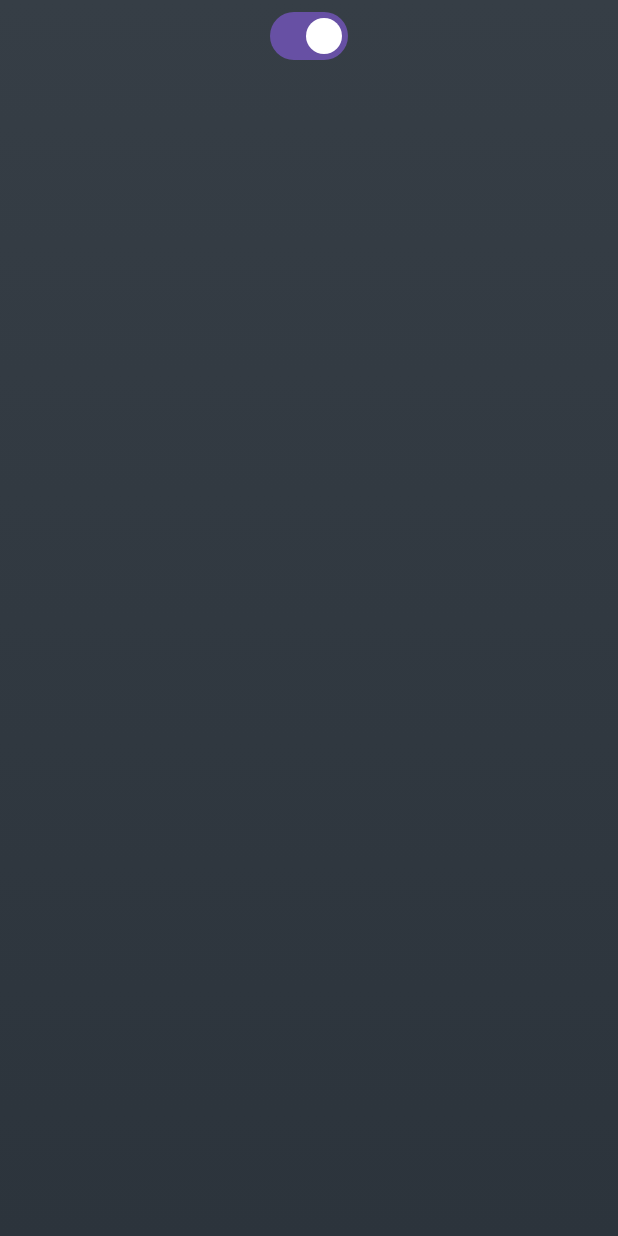
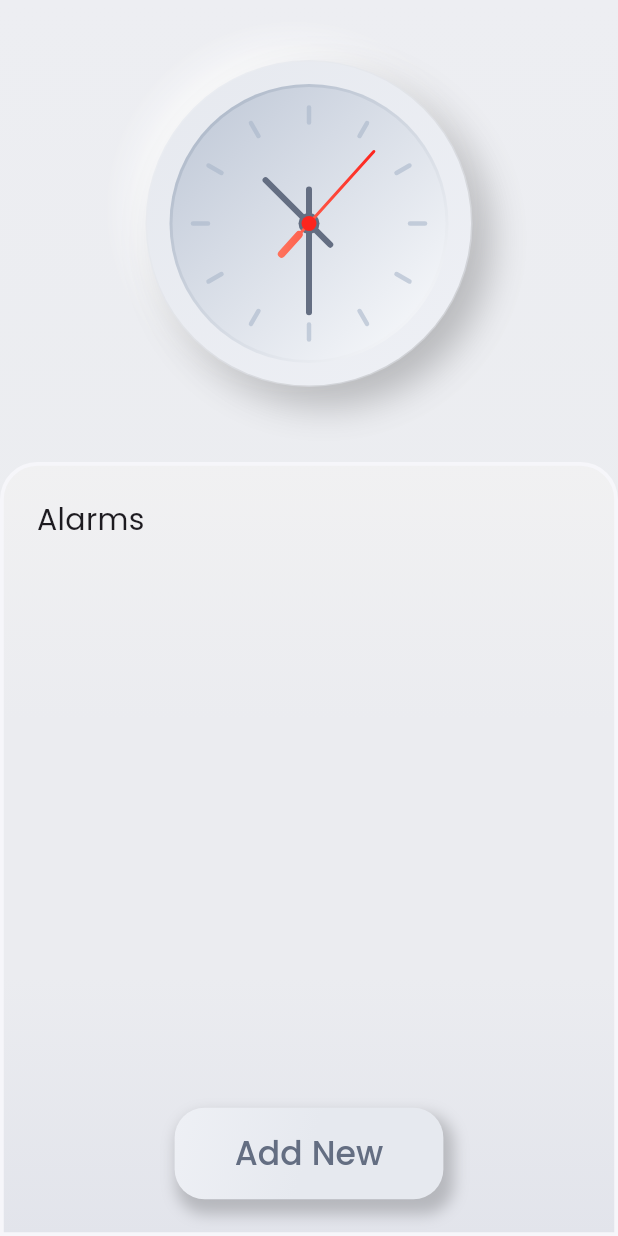
Before and after one commit to hegzo891/CognoRise-, a Flutter app: the screen it shows after launch, on a phone screen of 412 x 824 dp. Run offline on Flutter 3.47's test engine with Material 3 defaults, Android fonts, the phone set to English and light mode, and no system bars; our stand-ins replace google_fonts.

Commit message:
analog watch done

```diff
--- a/alarm/lib/Colors/MyColors.dart
+++ b/alarm/lib/Colors/MyColors.dart
@@ -2,7 +2,7 @@ import 'package:flutter/material.dart';
 
 class MyColors {
   static const scaffoldlight = LinearGradient(
-      colors: [Color(0xffEEF0F5), Color(0xffE2E4EA)],
+      colors: [Color(0xffedeef2), Color(0xffe9ebee)],
       begin: Alignment.topCenter,
       end: Alignment.bottomCenter);
 
--- a/alarm/lib/Providers/theme.dart
+++ b/alarm/lib/Providers/theme.dart
@@ -1,7 +1,7 @@
 import 'package:flutter/material.dart';
 
 class ThemeProvider extends ChangeNotifier{
-  bool dark = true;
+  bool dark = false;
 
   void toggleTheme(){
     dark = !dark;
--- a/alarm/lib/Screens/home.dart
+++ b/alarm/lib/Screens/home.dart
@@ -1,11 +1,18 @@
 import 'package:alarm/Colors/MyColors.dart';
 import 'package:alarm/Providers/theme.dart';
+import 'package:alarm/widgets/analog_watch.dart';
 import 'package:flutter/material.dart';
 import 'package:provider/provider.dart';
+import 'package:google_fonts/google_fonts.dart';
 
-class Home extends StatelessWidget {
+class Home extends StatefulWidget {
   const Home({super.key});
 
+  @override
+  State<Home> createState() => _HomeState();
+}
+
+class _HomeState extends State<Home> {
   @override
   Widget build(BuildContext context) {
     final ThemeProvider themeProvider = Provider.of<ThemeProvider>(context);
@@ -14,11 +21,125 @@ class Home extends StatelessWidget {
         width: MediaQuery.sizeOf(context).width,
         height: MediaQuery.sizeOf(context).height,
         decoration: BoxDecoration(
-          gradient: themeProvider.dark ? MyColors.scaffoldDark : MyColors.scaffoldlight
+          gradient: themeProvider.dark
+              ? MyColors.scaffoldDark
+              : MyColors.scaffoldlight,
         ),
         child: Column(
           children: [
-            Switch(value: themeProvider.dark, onChanged: (_){themeProvider.toggleTheme();})
+            // Switch(
+            //   value: themeProvider.dark,
+            //   onChanged: (_) {
+            //     themeProvider.toggleTheme();
+            //   },
+            // ),
+            SizedBox(height: 40,),
+            const AnalogWatch(),
+            const SizedBox(
+              height: 50,
+            ),
+            Expanded(
+              child: Container(
+                decoration: BoxDecoration(
+                  borderRadius: const BorderRadius.only(
+                    topLeft: Radius.circular(25),
+                    topRight: Radius.circular(25),
+                  ),
+                  gradient: const LinearGradient(
+                    colors: [
+                      Color(0xfff1f1f2),
+                      Color(0xffebecf0),
+                      Color(0xffebecf0),
+                      Color(0xffe2e4eb),
+                    ],
+                    begin: Alignment.topCenter,
+                    end: Alignment.bottomCenter,
+                  ),
+                  border: Border.all(
+                    width: 2.5,
+                    color: const Color(0xfff6f6fa),
+                  ),
+                ),
+                width: double.infinity,
+                child: Padding(
+                  padding: const EdgeInsets.all(22.0),
+                  child: Column(
+                    mainAxisAlignment: MainAxisAlignment.start,
+                    crossAxisAlignment: CrossAxisAlignment.start,
+                    children: [
+                      Text(
+                        "Alarms",
+                        style: GoogleFonts.poppins(
+                          textStyle: const TextStyle(
+                            fontSize: 20,
+                            fontWeight: FontWeight.w400,
+                          ),
+                        ),
+                      ),
+                      const SizedBox(
+                        height: 20,
+                      ),
+                      Container(
+                        decoration: BoxDecoration(
+                        //  color: Colors.grey,
+                          borderRadius: BorderRadius.circular(20),
+                        ),
+                        width: double.maxFinite,
+                        height: 80,
+                      ),
+                      const Spacer(), // This pushes the button to the bottom
+                      Center(
+                        child: Container(
+                          decoration: BoxDecoration(
+                            boxShadow: [
+                              BoxShadow(
+                                color: Colors.black.withOpacity(0.2),  // Shadow color with opacity
+                                offset: Offset(4, 7),  // Offset of the shadow (right and down)
+                                blurRadius: 8,  // Blur radius of the shadow
+                                spreadRadius: 3,  // Optional: How much the shadow should spread
+                              ),
+                            ],
+                            gradient: const LinearGradient(
+                              colors: [
+                                Color(0xffEEF0F5),  // Start color of gradient
+                                Color(0xffE6E9EF),
+                                Color(0xffE6E9EF)// End color of gradient
+                              ],
+                              begin: Alignment.topLeft,
+                              end: Alignment.bottomRight,
+                            ),
+                            borderRadius: BorderRadius.circular(20),  // Match the button's border radius
+                          ),
+                          child: ElevatedButton(
+                            onPressed: () {
+                              // Add your button action here
+                            },
+                            style: ElevatedButton.styleFrom(
+                              padding: const EdgeInsets.symmetric(horizontal: 40, vertical: 15),
+                              backgroundColor: Colors.transparent, // Make the button background transparent
+                              shadowColor: Colors.transparent, // Remove button shadow
+                              shape: RoundedRectangleBorder(
+                                borderRadius: BorderRadius.circular(20),  // Match the container's border radius
+                              ),
+                            ),
+                            child: Text(
+                              'Add New',
+                              style: GoogleFonts.poppins(
+                                textStyle: const TextStyle(
+                                  color: Color(0xff646E82),  // Text color
+                                  fontSize: 22,
+                                  fontWeight: FontWeight.w500,
+                                ),
+                              ),
+                            ),
+                          ),
+                        )
+                      ),
+                    ],
+                  ),
+                ),
+              ),
+            ),
           ],
         ),
       ),
--- a/alarm/lib/main.dart
+++ b/alarm/lib/main.dart
@@ -5,7 +5,7 @@ import 'package:flutter/material.dart';
 import 'package:provider/provider.dart';
 
 void main(){
-  runApp(MyApp());
+  runApp(const MyApp());
 }
 
 class MyApp extends StatelessWidget {
@@ -17,6 +17,10 @@ class MyApp extends StatelessWidget {
     return MultiProvider(
       providers: [ChangeNotifierProvider(create: (context) => ThemeProvider(),)],
       child: MaterialApp(
+        debugShowCheckedModeBanner: false,
+        theme: ThemeData(
+          useMaterial3: true
+        ),
         home: Home(),
       ),
     );
--- /dev/null
+++ b/alarm/lib/widgets/analog_watch.dart
@@ -0,0 +1,121 @@
+import 'dart:async'; // Import Timer
+import 'package:flutter/material.dart';
+import 'clock_painter.dart';
+
+class AnalogWatch extends StatefulWidget {
+  const AnalogWatch({super.key});
+
+  @override
+  State<AnalogWatch> createState() => _AnalogWatchState();
+}
+
+class _AnalogWatchState extends State<AnalogWatch> {
+  late Timer _timer;
+
+  @override
+  void initState() {
+    super.initState();
+    // Set up the timer to trigger every second
+    _timer = Timer.periodic(const Duration(seconds: 1), (timer) {
+      setState(() {
+        // This will rebuild the widget every second
+      });
+    });
+  }
+
+  @override
+  void dispose() {
+    _timer.cancel(); // Cancel the timer when widget is disposed
+    super.dispose();
+  }
+
+  @override
+  Widget build(BuildContext context) {
+    return Container(
+      decoration: BoxDecoration(
+        gradient: const LinearGradient(
+          colors: [
+            Color(0xffE6E9EF),
+            Color(0xffEEF0F5),
+          ],
+          begin: Alignment.topLeft,
+          end: Alignment.bottomRight,
+        ),
+        shape: BoxShape.circle,
+        boxShadow: [
+          // Outer Shadow (soft outer glow)
+          BoxShadow(
+            color: Colors.black.withOpacity(0.1),
+            spreadRadius: 4,
+            blurRadius: 20,
+            offset: const Offset(10, 10), // Shadows to the right and below
+          ),
+          BoxShadow(
+            color: Colors.white.withOpacity(0.7),
+            spreadRadius: -4,
+            blurRadius: 20,
+            offset: const Offset(-10, -10), // Shadows to the left and above
+          ),
+        ],
+      ),
+      child: Padding(
+        padding: const EdgeInsets.all(1.0),
+        child: Container(
+          width: MediaQuery.sizeOf(context).width / 2 + 10,
+          height: MediaQuery.sizeOf(context).width / 2 + 10,
+          decoration: BoxDecoration(
+            gradient: const LinearGradient(
+              colors: [Color(0xffE6E9EF), Color(0xffEEF0F5), ],
+              begin: Alignment.topLeft,
+              end: Alignment.bottomRight,
+            ),
+            shape: BoxShape.circle,
+            boxShadow: [
+              // Inner Shadow (light source effect)
+              BoxShadow(
+                offset: const Offset(-12, -12),
+                spreadRadius: 0,
+                blurRadius: 20,
+                color: const Color(0x33ffffff),
+              ),
+              BoxShadow(
+                offset: const Offset(12, 12),
+                spreadRadius: 0,
+                blurRadius: 20,
+                color: const Color(0x22000000),
+              ),
+            ],
+          ),
+          child: Padding(
+            padding: const EdgeInsets.all(15.0),
+            child: Container(
+              decoration: BoxDecoration(
+                  gradient: LinearGradient(colors: [
+                    Color(0xffa5b1c3),
+                    Color(0xfffefeff),
+                  ],begin: Alignment.topLeft,
+                    end: Alignment.bottomRight,),
+                  shape: BoxShape.circle),
+              child: Padding(
+                padding: const EdgeInsets.all(2.0),
+                child: Container(
+                  decoration: BoxDecoration(
+                    shape: BoxShape.circle,
+                    gradient: LinearGradient(
+                      colors: [Color(0xffbec7d6), Color(0xfffafbfd)],
+                      begin: Alignment.topLeft,
+                      end: Alignment.bottomRight,
+                    ),
+                  ),
+                  child: CustomPaint(
+                    painter: ClockPainter(), // Rebuilds every second
+                  ),
+                ),
+              ),
+            ),
+          ),
+        ),
+      ),
+    );
+  }
+}
--- a/alarm/pubspec.yaml
+++ b/alarm/pubspec.yaml
@@ -19,7 +19,7 @@ publish_to: 'none' # Remove this line if you wish to publish to pub.dev
 version: 1.0.0+1
 
 environment:
-  sdk: ^3.5.1
+  sdk: ^3.5.3
 
 # Dependencies specify other packages that your package needs in order to work.
 # To automatically upgrade your package dependencies to the latest versions
@@ -32,11 +32,11 @@ dependencies:
     sdk: flutter
 
 
-
   # The following adds the Cupertino Icons font to your application.
   # Use with the CupertinoIcons class for iOS style icons.
   cupertino_icons: ^1.0.8
   provider: ^6.1.2
+  google_fonts: ^6.2.1
 
 dev_dependencies:
   flutter_test:
```
Also changed, not shown: alarm/lib/models/alarm.dart (added, +17 -0 lines), alarm/lib/widgets/clock_painter.dart (added, +106 -0 lines), alarm/Analog Dark.png (deleted), alarm/Analog Light.png (deleted), alarm/pubspec.lock, 14 other files.
